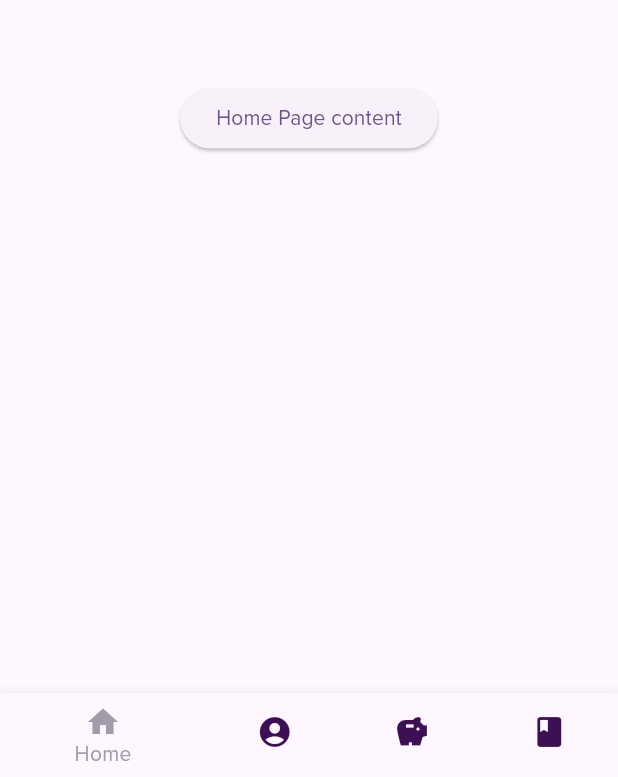
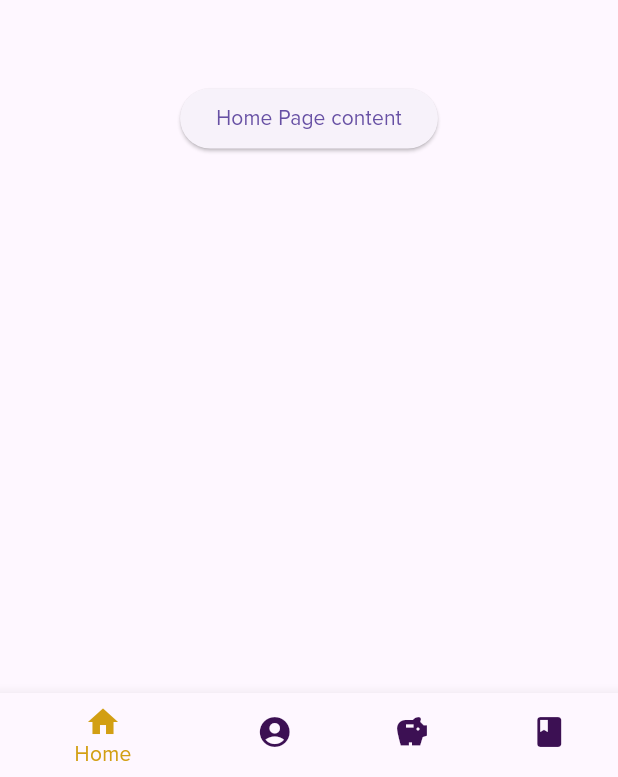
Before and after one commit to maureensanchez99/financial_awareness, a Flutter app: the screen it shows after launch, after a tap on "Login", on a phone screen of 412 x 824 dp. Shown: the part 456-1233 px from the top of the screen. Run offline on Flutter 3.47's test engine with Material 3 defaults, Android fonts, the phone set to English and light mode, and no system bars.

Commit message:
Changing nav bar / attempting to undo theme

```diff
--- a/lib/main.dart
+++ b/lib/main.dart
@@ -14,7 +14,7 @@ class MyApp extends StatelessWidget {
       debugShowCheckedModeBanner: false,
       title: 'Geaux Breauk',
       theme: ThemeData(
-        colorScheme: ColorScheme.fromSeed(seedColor: Color(0xFF461D7C)),
+        //colorScheme: ColorScheme.fromSeed(seedColor: Color(0xFF461D7C)),
         useMaterial3: true,
         fontFamily: 'ProximaNova',
       ),
--- a/lib/pages/home_page.dart
+++ b/lib/pages/home_page.dart
@@ -36,8 +36,8 @@ class _HomePageState extends State<HomePage> {
       bottomNavigationBar: BottomNavigationBar(
         currentIndex: _selectedIndex,
         onTap: _onItemTapped,
-        backgroundColor: Color(0xFFA39AAC),
-        selectedItemColor: const Color(0xFFA39AAC),
+        backgroundColor: Color(0xFFF1EEDB),
+        selectedItemColor: const Color(0xFFD29F13),
         unselectedItemColor: const Color(0xFF3C1053),
         items: const [
           BottomNavigationBarItem(
```
